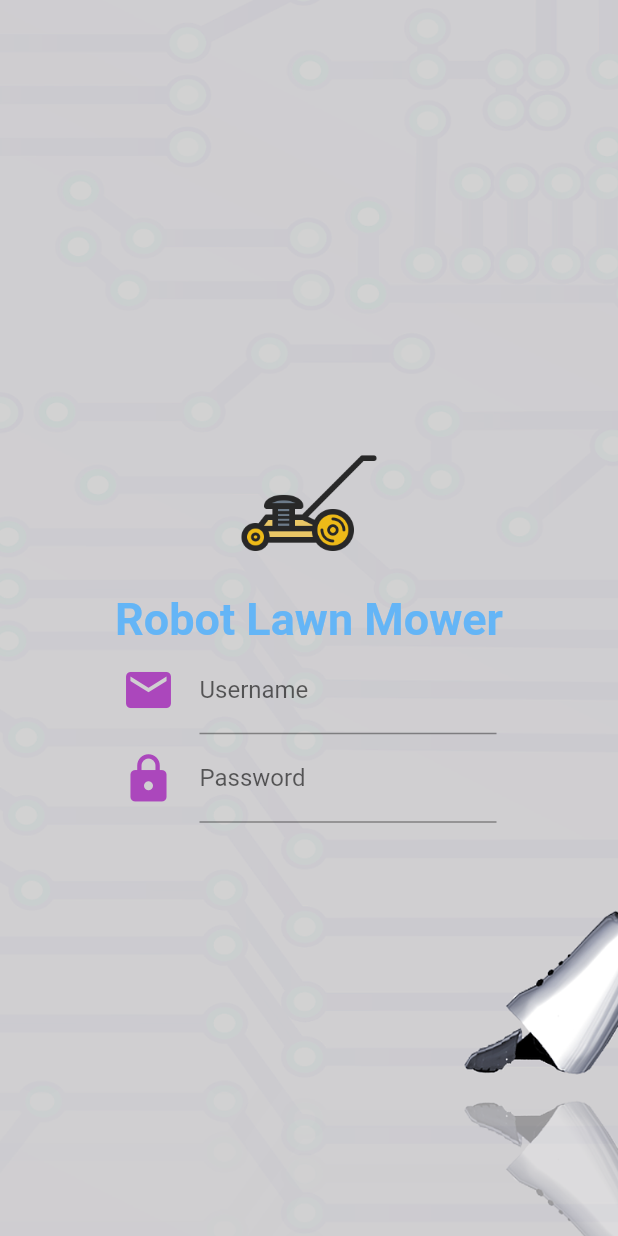
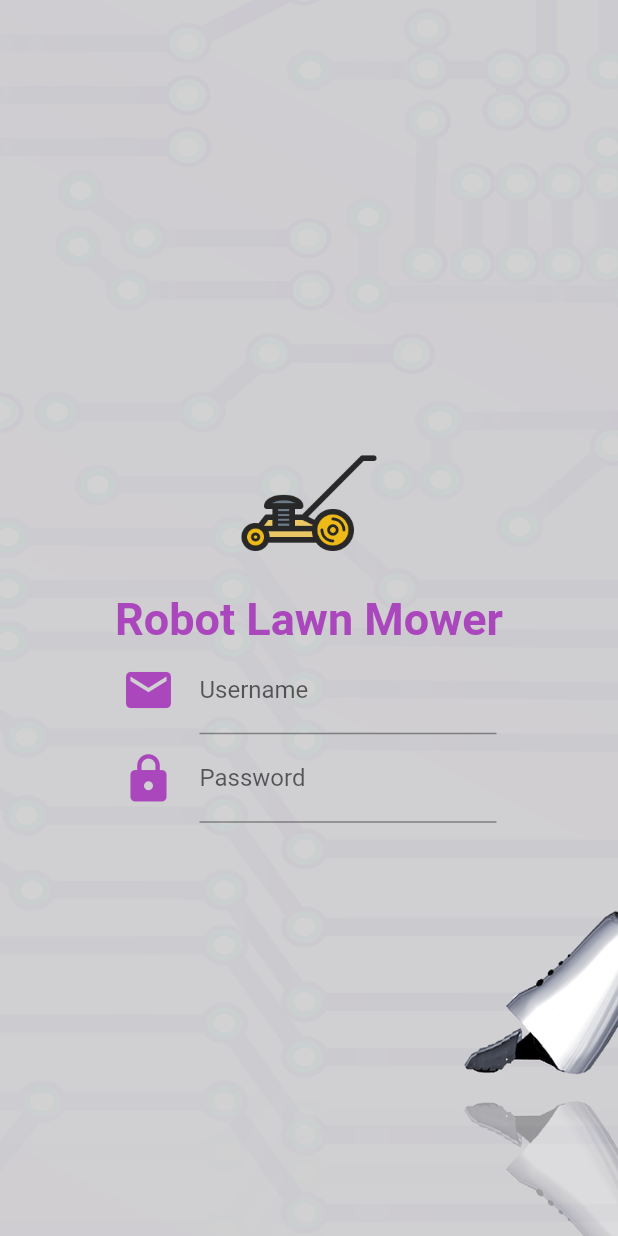
Before and after one commit to SupawadeeMakon/Lab1_UI, a Flutter app: the screen it shows after launch, on a phone screen of 412 x 824 dp. Run offline on Flutter 3.47's test engine with Material 2 defaults, Android fonts, the phone set to English and light mode, and no system bars.

Commit message:
start mystyle

```diff
--- a/lib/screens/home.dart
+++ b/lib/screens/home.dart
@@ -1,4 +1,5 @@
 import 'package:flutter/material.dart';
+import 'package:lab1/utility/mystyle.dart';
 
 class Home extends StatefulWidget {
   @override
@@ -16,7 +17,8 @@ class _HomeState extends State<Home> {
       style: TextStyle(
         fontSize: 30.0,
         fontWeight: FontWeight.bold,
-        color: Colors.blue[300],
+        color: MyStyle().textColor,
+        //color: Colors.blue[300],
       ),
     );
   }
--- /dev/null
+++ b/lib/utility/mystyle.dart
@@ -0,0 +1,9 @@
+import 'package:flutter/material.dart';
+
+class MyStyle {
+  Color textColor = Colors.purple[400];
+
+
+  MyStyle();
+
+}
```
